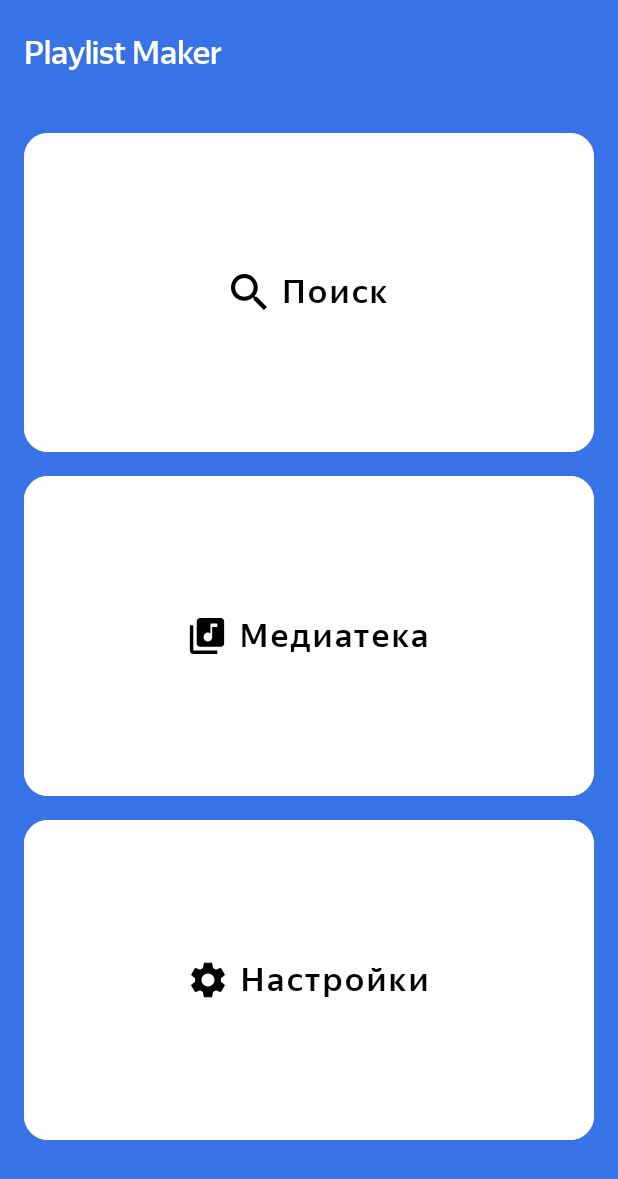
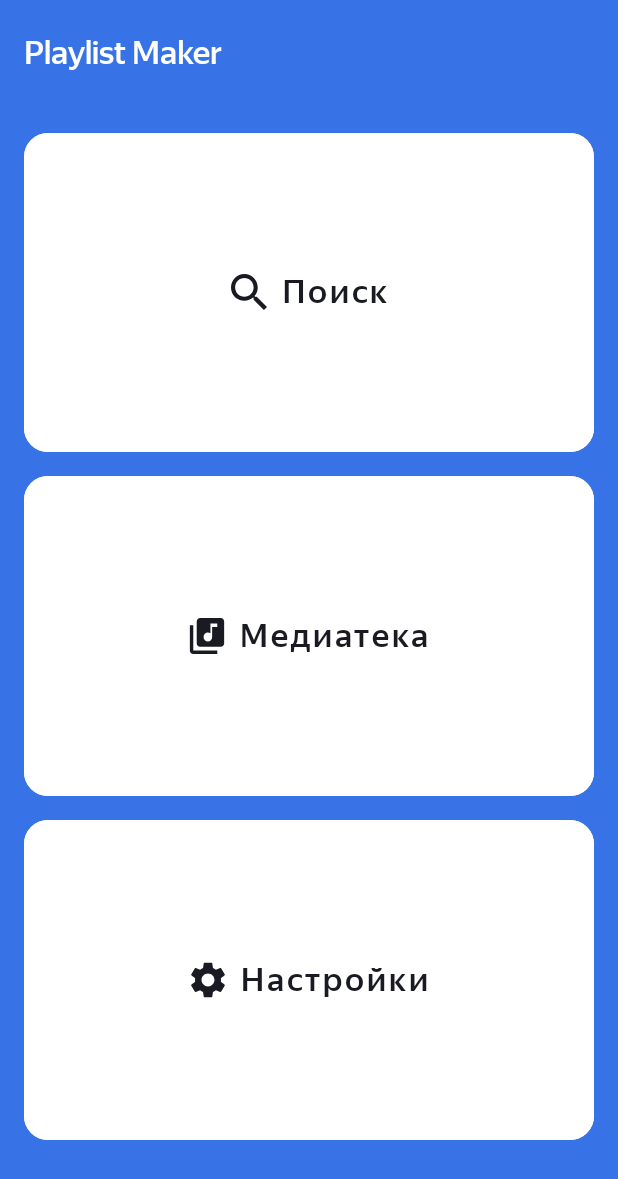
Before and after one commit to SGerashchenko/PlaylistMaker2, an Android app: the screen it shows after launch (MainActivity), on a phone screen of 412 x 824 dp. Shown: the top 1179 px of the screen. Run offline under Robolectric (Android 15) with nearby library versions, the phone set to English and light mode, and no system bars.

Commit message:
sp 10 com 1

```diff
--- a/app/src/main/res/values-night/styles.xml
+++ b/app/src/main/res/values-night/styles.xml
@@ -21,13 +21,13 @@
         <item name="android:insetBottom">0dp</item>
         <item name="android:gravity">center</item>
         <item name="iconSize">24dp</item>
-        <item name="iconTint">@color/black</item>
+        <item name="iconTint">@color/textmainmenublack</item>
         <item name="iconPadding">@dimen/pad10</item>
         <item name="iconGravity">textStart</item>
         <item name="cornerRadius">@dimen/pad16</item>
         <item name="android:textAllCaps">false</item>
         <item name="android:backgroundTint">@color/white</item>
-        <item name="android:textColor">@color/black</item>
+        <item name="android:textColor">@color/textmainmenublack</item>
         <item name="android:textSize">@dimen/text_size_22</item>
         <item name="fontFamily">@font/ys_display_medium</item>
         <item name="android:textFontWeight">500</item>
@@ -64,11 +64,11 @@
         <item name="android:tint">@color/settings</item>
     </style>
 
-    <color name="mainbackground">#FF000000</color>
-    <color name="background">#FF000000</color>
+    <color name="mainbackground">#1A1B22</color>
+    <color name="background">#1A1B22</color>
     <color name="settings">#FFFFFFFF</color>
     <color name="searchcolor">#FFFFFFFF</color>
-    <color name="searchtextcolor">#FF000000</color>
+    <color name="searchtextcolor">#1A1B22</color>
     <color name="trackcolor">#FFFFFFFF</color>
 
 </resources>
--- a/app/src/main/res/values/colors.xml
+++ b/app/src/main/res/values/colors.xml
@@ -2,6 +2,7 @@
 <resources>
     <color name="black">#FF000000</color>
     <color name="white">#FFFFFFFF</color>
+    <color name="textmainmenublack">#1A1B22</color>
     <!-- <color name="blue">#3772E7</color> -->
     <color name="grey">#AEAFB4</color>
     <color name="switch_on_color">#3772E7</color>
--- a/app/src/main/res/values/styles.xml
+++ b/app/src/main/res/values/styles.xml
@@ -21,13 +21,13 @@
             <item name="android:insetBottom">0dp</item>
             <item name="android:gravity">center</item>
             <item name="iconSize">24dp</item>
-            <item name="iconTint">@color/black</item>
+            <item name="iconTint">@color/textmainmenublack</item>
             <item name="iconPadding">@dimen/pad10</item>
             <item name="iconGravity">textStart</item>
             <item name="cornerRadius">@dimen/pad16</item>
             <item name="android:textAllCaps">false</item>
             <item name="android:backgroundTint">@color/white</item>
-            <item name="android:textColor">@color/black</item>
+            <item name="android:textColor">@color/textmainmenublack</item>
             <item name="android:textSize">@dimen/text_size_22</item>
             <item name="fontFamily">@font/ys_display_medium</item>
             <item name="android:textFontWeight">500</item>
```
Also changed, not shown: app/src/main/res/layout/activity_search.xml (+6 -7 lines).
